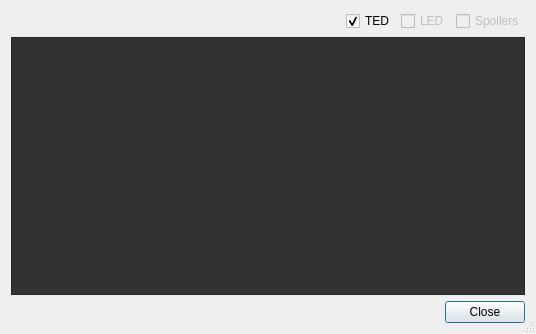
Old version of the form TIGLViewer/src/TIGLViewerSelectWingAndFlapStatusDialog.ui in the repository DLR-SC/tigl.
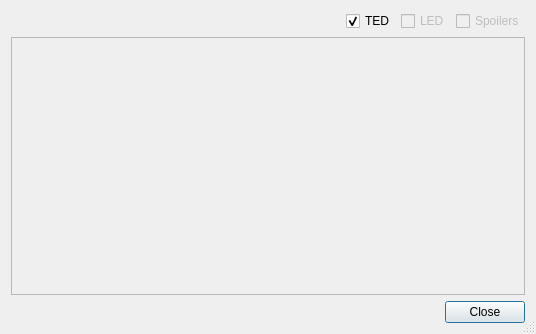
New version of the form.

Commit message: Improved design of flap dialog

What changed in the file:
```diff
--- a/TIGLViewer/src/TIGLViewerSelectWingAndFlapStatusDialog.ui
+++ b/TIGLViewer/src/TIGLViewerSelectWingAndFlapStatusDialog.ui
@@ -11,7 +11,7 @@
    </rect>
   </property>
   <property name="sizePolicy">
-   <sizepolicy hsizetype="Fixed" vsizetype="Fixed">
+   <sizepolicy hsizetype="Preferred" vsizetype="Preferred">
     <horstretch>0</horstretch>
     <verstretch>0</verstretch>
    </sizepolicy>
@@ -87,205 +87,6 @@
    </item>
    <item>
     <widget class="QScrollArea" name="scrollArea">
-     <property name="palette">
-      <palette>
-       <active>
-        <colorrole role="WindowText">
-         <brush brushstyle="SolidPattern">
-          <color alpha="255">
-           <red>177</red>
-           <green>177</green>
-           <blue>177</blue>
-          </color>
-         </brush>
-        </colorrole>
-        <colorrole role="Button">
-         <brush brushstyle="SolidPattern">
-          <color alpha="255">
-           <red>50</red>
-           <green>50</green>
-           <blue>50</blue>
-          </color>
-         </brush>
-        </colorrole>
-        <colorrole role="Text">
-         <brush brushstyle="SolidPattern">
-          <color alpha="255">
-           <red>177</red>
-           <green>177</green>
-           <blue>177</blue>
-          </color>
-         </brush>
-        </colorrole>
-        <colorrole role="ButtonText">
-         <brush brushstyle="SolidPattern">
-          <color alpha="255">
-           <red>177</red>
-           <green>177</green>
-           <blue>177</blue>
-          </color>
-         </brush>
-        </colorrole>
-        <colorrole role="Base">
-         <brush brushstyle="SolidPattern">
-          <color alpha="255">
-           <red>50</red>
-           <green>50</green>
-           <blue>50</blue>
-          </color>
-         </brush>
-        </colorrole>
-        <colorrole role="Window">
-         <brush brushstyle="SolidPattern">
-          <color alpha="255">
-           <red>50</red>
-           <green>50</green>
-           <blue>50</blue>
-          </color>
-         </brush>
-        </colorrole>
-        <colorrole role="PlaceholderText">
-         <brush brushstyle="NoBrush">
-          <color alpha="128">
-           <red>177</red>
-           <green>177</green>
-           <blue>177</blue>
-          </color>
-         </brush>
-        </colorrole>
-       </active>
-       <inactive>
-        <colorrole role="WindowText">
-         <brush brushstyle="SolidPattern">
-          <color alpha="255">
-           <red>177</red>
-           <green>177</green>
-           <blue>177</blue>
-          </color>
-         </brush>
-        </colorrole>
-        <colorrole role="Button">
-         <brush brushstyle="SolidPattern">
-          <color alpha="255">
-           <red>50</red>
-           <green>50</green>
-           <blue>50</blue>
-          </color>
-         </brush>
-        </colorrole>
-        <colorrole role="Text">
-         <brush brushstyle="SolidPattern">
-          <color alpha="255">
-           <red>177</red>
-           <green>177</green>
-           <blue>177</blue>
-          </color>
-         </brush>
-        </colorrole>
-        <colorrole role="ButtonText">
-         <brush brushstyle="SolidPattern">
-          <color alpha="255">
-           <red>177</red>
-           <green>177</green>
-           <blue>177</blue>
-          </color>
-         </brush>
-        </colorrole>
-        <colorrole role="Base">
-         <brush brushstyle="SolidPattern">
-          <color alpha="255">
-           <red>50</red>
-           <green>50</green>
-           <blue>50</blue>
-          </color>
-         </brush>
-        </colorrole>
-        <colorrole role="Window">
-         <brush brushstyle="SolidPattern">
-          <color alpha="255">
-           <red>50</red>
-           <green>50</green>
-           <blue>50</blue>
-          </color>
-         </brush>
-        </colorrole>
-        <colorrole role="PlaceholderText">
-         <brush brushstyle="NoBrush">
-          <color alpha="128">
-           <red>177</red>
-           <green>177</green>
-           <blue>177</blue>
-          </color>
-         </brush>
-        </colorrole>
-       </inactive>
-       <disabled>
-        <colorrole role="WindowText">
-         <brush brushstyle="SolidPattern">
-          <color alpha="255">
-           <red>64</red>
-           <green>64</green>
-           <blue>64</blue>
-          </color>
-         </brush>
-        </colorrole>
-        <colorrole role="Button">
-         <brush brushstyle="SolidPattern">
-          <color alpha="255">
-           <red>50</red>
-           <green>50</green>
-           <blue>50</blue>
-          </color>
-         </brush>
-        </colorrole>
-        <colorrole role="Text">
-         <brush brushstyle="SolidPattern">
-          <color alpha="255">
-           <red>64</red>
-           <green>64</green>
-           <blue>64</blue>
-          </color>
-         </brush>
-        </colorrole>
-        <colorrole role="ButtonText">
-         <brush brushstyle="SolidPattern">
-          <color alpha="255">
-           <red>64</red>
-           <green>64</green>
-           <blue>64</blue>
-          </color>
-         </brush>
-        </colorrole>
-        <colorrole role="Base">
-         <brush brushstyle="SolidPattern">
-          <color alpha="255">
-           <red>50</red>
-           <green>50</green>
-           <blue>50</blue>
-          </color>
-         </brush>
-        </colorrole>
-        <colorrole role="Window">
-         <brush brushstyle="SolidPattern">
-          <color alpha="255">
-           <red>50</red>
-           <green>50</green>
-           <blue>50</blue>
-          </color>
-         </brush>
-        </colorrole>
-        <colorrole role="PlaceholderText">
-         <brush brushstyle="NoBrush">
-          <color alpha="128">
-           <red>177</red>
-           <green>177</green>
-           <blue>177</blue>
-          </color>
-         </brush>
-        </colorrole>
-       </disabled>
-      </palette>
-     </property>
      <property name="autoFillBackground">
       <bool>true</bool>
      </property>
@@ -306,8 +107,8 @@
        <rect>
         <x>0</x>
         <y>0</y>
-        <width>510</width>
-        <height>231</height>
+        <width>516</width>
+        <height>257</height>
        </rect>
       </property>
      </widget>
```
The commit also changes 3 other files.
